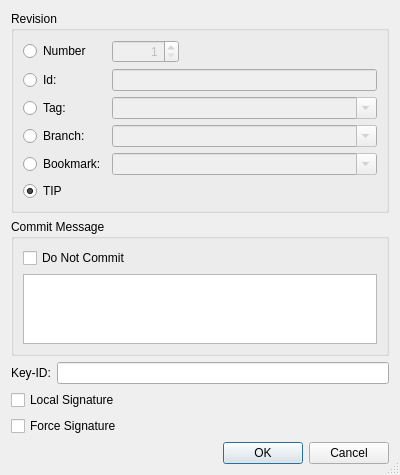
Qt form Plugins/VcsPlugins/vcsMercurial/GpgExtension/HgGpgSignDialog.ui (testmana2/test) before a commit.
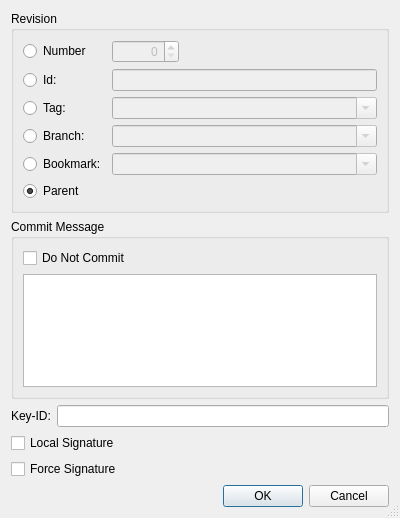
The same form after that commit.

```diff
--- a/Plugins/VcsPlugins/vcsMercurial/GpgExtension/HgGpgSignDialog.ui
+++ b/Plugins/VcsPlugins/vcsMercurial/GpgExtension/HgGpgSignDialog.ui
@@ -7,7 +7,7 @@
     <x>0</x>
     <y>0</y>
     <width>400</width>
-    <height>450</height>
+    <height>518</height>
    </rect>
   </property>
   <property name="windowTitle">
@@ -44,9 +44,6 @@
         <property name="alignment">
          <set>Qt::AlignRight</set>
         </property>
-        <property name="minimum">
-         <number>1</number>
-        </property>
         <property name="maximum">
          <number>999999999</number>
         </property>
@@ -178,7 +175,7 @@
          <string>Select tip revision of repository</string>
         </property>
         <property name="text">
-         <string>TIP</string>
+         <string>Parent</string>
         </property>
         <property name="checked">
          <bool>true</bool>
```
